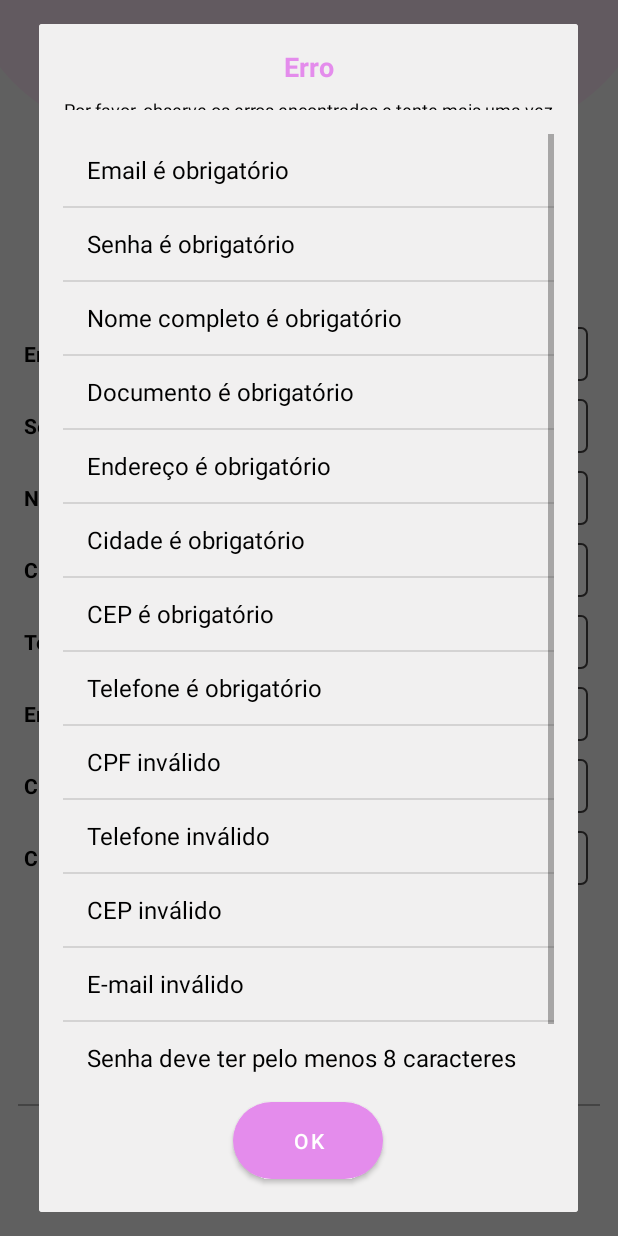
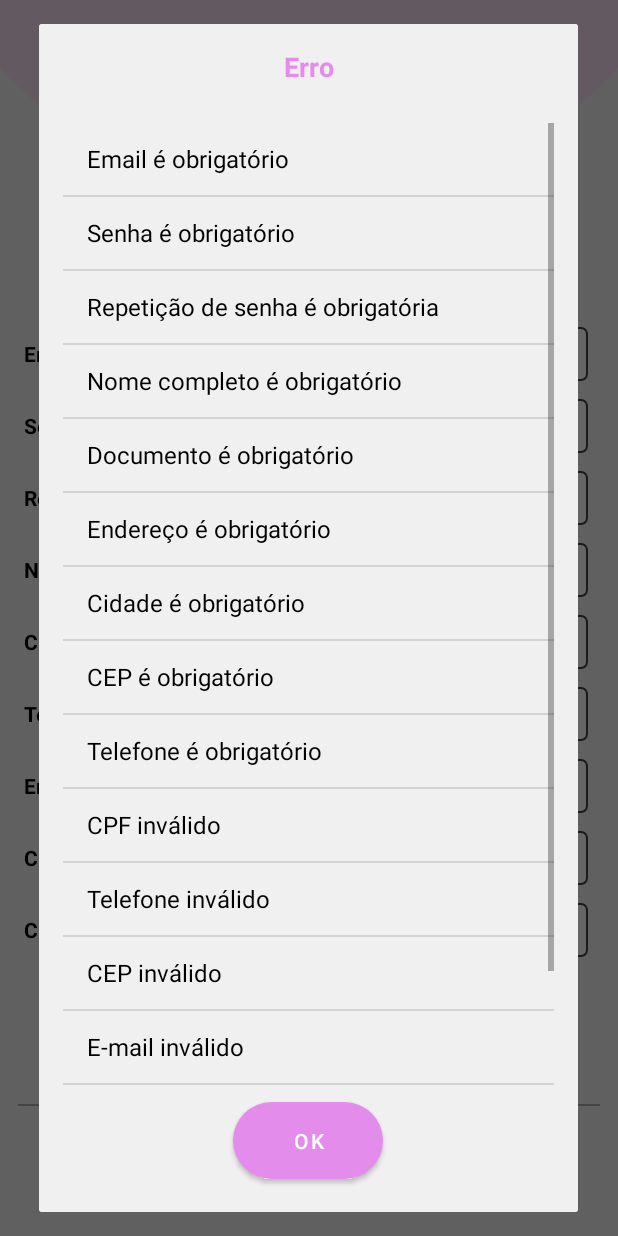
Before and after one commit to Vandeilsonpp/android-projeto, an Android app: the SignUpActivity screen opened directly, with no data from a screen before it, after a tap on "CADASTRAR", on a phone screen of 412 x 824 dp. Run offline under Robolectric (Android 15) with nearby library versions, the phone set to English and light mode, and no system bars.

Commit message:
adicionado verificação de senha dupla

```diff
--- a/app/src/main/java/com/example/ultimavez/activity/AuthActivity.java
+++ b/app/src/main/java/com/example/ultimavez/activity/AuthActivity.java
@@ -35,18 +35,8 @@ public class AuthActivity extends AppCompatActivity {
         sharedPreferences = getSharedPreferences("MyPreferences", MODE_PRIVATE);
 
         btnAcessar.setOnClickListener(it -> realizarLogin());
-        //btnAcessar.setOnClickListener(it -> realizarLoginByPass());
         btnCadastro.setOnClickListener(view -> abrirCadastro());
         btnRedefinirSenha.setOnClickListener(view -> abrirRedefinirSenha());
-    }
-
-    private void realizarLoginByPass() {
-        SharedPreferences.Editor editor = sharedPreferences.edit();
-        editor.putLong("userId", 5);
-        editor.apply();
-
-        Intent intent = new Intent(AuthActivity.this, SellerHomePageActivity.class);
-        startActivity(intent);
     }
 
     private void realizarLogin() {
--- a/app/src/main/java/com/example/ultimavez/activity/SignUpActivity.java
+++ b/app/src/main/java/com/example/ultimavez/activity/SignUpActivity.java
@@ -23,7 +23,7 @@ import java.util.Locale;
 
 public class SignUpActivity extends AppCompatActivity {
 
-    private EditText txtEmail, txtPassword, txtFullName, txtCpf, txtPhone, txtAddress, txtZipCode, txtCity;
+    private EditText txtEmail, txtPassword, txtFullName, txtCpf, txtPhone, txtAddress, txtZipCode, txtCity, txtSenhaNovamente;
     private Button btnSignup;
     private Switch userTypeSwitch;
 
@@ -160,6 +160,7 @@ public class SignUpActivity extends AppCompatActivity {
         txtCity = findViewById(R.id.txtCity);
         btnSignup = findViewById(R.id.btnSign);
         userTypeSwitch = findViewById(R.id.switchAcesso);
+        txtSenhaNovamente = findViewById(R.id.txtPasswordAgain);
     }
 
     private void saveUser() {
@@ -184,8 +185,9 @@ public class SignUpActivity extends AppCompatActivity {
         String zipCode = txtZipCode.getText().toString();
         String city = txtCity.getText().toString().toLowerCase(Locale.ROOT);
         UserEnum userType = userTypeSwitch.isChecked() ? UserEnum.SELLER : UserEnum.CUSTOMER;
+        String passwordAgain = txtSenhaNovamente.getText().toString();
 
-        return new User(userType, email,password,fullName, cpf, phone, address, zipCode, city);
+        return new User(userType, email,password,fullName, cpf, phone, address, zipCode, city, passwordAgain);
     }
 
     private void showErrors(List<String> notifications) {
--- a/app/src/main/java/com/example/ultimavez/model/domain/User.java
+++ b/app/src/main/java/com/example/ultimavez/model/domain/User.java
@@ -14,8 +14,9 @@ public class User {
     private String address;
     private String zipCode;
     private String city;
+    private String passwordAgain;
 
-    public User(long id, UserEnum type, String email, String password, String fullName, String document, String phoneNumber, String address, String zipCode, String city) {
+    public User(long id, UserEnum type, String email, String password, String fullName, String document, String phoneNumber, String address, String zipCode, String city, String passwordAgain) {
         this.id = id;
         this.type = type;
         this.email = email;
@@ -26,9 +27,24 @@ public class User {
         this.address = address;
         this.zipCode = zipCode;
         this.city = city;
+        this.passwordAgain = passwordAgain;
     }
 
-    public User(UserEnum type, String email, String password, String fullName, String document, String phoneNumber, String address, String zipCode, String city) {
+    public User(UserEnum type, String email, String password, String fullName, String document, String phoneNumber, String address, String zipCode, String city, String passwordAgain) {
+        this.type = type;
+        this.email = email;
+        this.password = password;
+        this.fullName = fullName;
+        this.document = document;
+        this.phoneNumber = phoneNumber;
+        this.address = address;
+        this.zipCode = zipCode;
+        this.city = city;
+        this.passwordAgain = passwordAgain;
+    }
+
+    public User(long id, UserEnum type, String email, String password, String fullName, String document, String phoneNumber, String address, String zipCode, String city) {
+        this.id = id;
         this.type = type;
         this.email = email;
         this.password = password;
@@ -83,4 +99,8 @@ public class User {
     public void setPassword(String password) {
         this.password = password;
     }
+
+    public String getPasswordAgain() {
+        return passwordAgain;
+    }
 }
--- a/app/src/main/java/com/example/ultimavez/service/LoginService.java
+++ b/app/src/main/java/com/example/ultimavez/service/LoginService.java
@@ -12,10 +12,6 @@ import java.util.Optional;
 public class LoginService {
 
     private final UserPersistence database;
-
-    //public LoginService(Context context) {
-      //  this.database = new UserTableHelper(context);
-    //}
 
     public LoginService() {
         this.database = MyCustomApplication.getUserPersistence();
--- a/app/src/main/java/com/example/ultimavez/service/UserValidatorService.java
+++ b/app/src/main/java/com/example/ultimavez/service/UserValidatorService.java
@@ -19,7 +19,7 @@ public class UserValidatorService {
 
         verifyNullValues(user, result);
         verifyMasks(user, result);
-        verifyPassword(user.getPassword(), result);
+        verifyPassword(user.getPassword(), user.getPasswordAgain(), result);
 
         return result;
     }
@@ -31,6 +31,10 @@ public class UserValidatorService {
 
         if (isEmpty(user.getPassword())) {
             result.addError("Senha é obrigatório");
+        }
+
+        if (isEmpty(user.getPasswordAgain())) {
+            result.addError("Repetição de senha é obrigatória");
         }
 
         if (isEmpty(user.getFullName())) {
@@ -87,9 +91,14 @@ public class UserValidatorService {
     }
 
 
-    private void verifyPassword(String password, Result<User> result) {
+    private void verifyPassword(String password, String passwordAgain, Result<User> result) {
         if (password.length() < MINIMUM_PASSWORD_LENGTH) {
             result.addError("Senha deve ter pelo menos 8 caracteres");
+        }
+
+        if (!password.equals(passwordAgain)) {
+            result.addError("As senhas são diferentes");
+
         }
 
         boolean hasUppercase = false;
--- a/app/src/main/res/layout/activity_signup.xml
+++ b/app/src/main/res/layout/activity_signup.xml
@@ -139,6 +139,45 @@
                         android:paddingStart="10dp"
                         android:textColorHint="@color/grey"
                         android:id="@+id/txtPassword"
+                        android:layout_width="match_parent"
+                        android:layout_height="wrap_content"
+                        android:layout_gravity="start"
+                        android:background="@drawable/bg_edit_text"
+                        android:hint="min. 8 caracteres"
+                        android:inputType="textPassword"
+                        android:minHeight="36dp" />
+                </LinearLayout>
+            </TableRow>
+
+            <TableRow
+                android:layout_width="match_parent"
+                android:layout_height="match_parent"
+                android:layout_marginBottom="12dp">
+
+                <TextView
+                    android:textColor="@color/black"
+                    android:layout_width="wrap_content"
+                    android:layout_height="wrap_content"
+                    android:layout_gravity="start"
+                    android:layout_marginStart="16dp"
+                    android:gravity="center_vertical"
+                    android:minHeight="36dp"
+                    android:text="Repetir Senha"
+                    android:textStyle="bold" />
+
+                <LinearLayout
+                    android:layout_width="0dp"
+                    android:layout_height="wrap_content"
+                    android:layout_gravity="start"
+                    android:layout_marginEnd="20dp"
+                    android:layout_weight="1"
+                    android:gravity="center_vertical">
+
+                    <EditText
+                        android:textColor="@color/black"
+                        android:paddingStart="10dp"
+                        android:textColorHint="@color/grey"
+                        android:id="@+id/txtPasswordAgain"
                         android:layout_width="match_parent"
                         android:layout_height="wrap_content"
                         android:layout_gravity="start"
```
Also changed, not shown: 3 other files.
